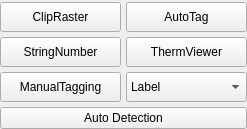
Above: windows/therm_tools.ui from sensehawk/qgis_plugin before the change. Below: the same form after it.
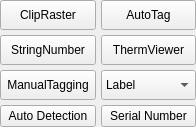
That is the form after the change.

Commit message: serial number updated

What changed in the file:
```diff
--- a/windows/therm_tools.ui
+++ b/windows/therm_tools.ui
@@ -6,8 +6,8 @@
    <rect>
     <x>0</x>
     <y>0</y>
-    <width>247</width>
-    <height>129</height>
+    <width>196</width>
+    <height>127</height>
    </rect>
   </property>
   <property name="sizePolicy">
@@ -33,7 +33,7 @@
     <number>0</number>
    </property>
    <property name="topMargin">
-    <number>2</number>
+    <number>0</number>
    </property>
    <property name="rightMargin">
     <number>0</number>
@@ -154,7 +154,7 @@
      </item>
     </widget>
    </item>
-   <item row="3" column="0" colspan="2">
+   <item row="3" column="0">
     <widget class="QPushButton" name="sidv2_detect_button">
      <property name="text">
       <string>Auto Detection</string>
@@ -164,6 +164,16 @@
      </property>
     </widget>
    </item>
+   <item row="3" column="1">
+    <widget class="QPushButton" name="serial_number_btn">
+     <property name="text">
+      <string>Serial Number</string>
+     </property>
+     <property name="checkable">
+      <bool>true</bool>
+     </property>
+    </widget>
+   </item>
   </layout>
  </widget>
  <resources/>
```
The commit also changes 23 other files.
